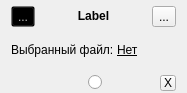
Above: ui/InputBlock.ui from povle/pyblueprint before the change. Below: the same form after it.
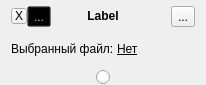
That is the form after the change. Icons and pictures are not drawn. Custom widgets are drawn as their Qt base class.

Commit message: move remove button

The edit to the form file:
```diff
--- a/ui/InputBlock.ui
+++ b/ui/InputBlock.ui
@@ -6,8 +6,8 @@
    <rect>
     <x>0</x>
     <y>0</y>
-    <width>187</width>
-    <height>93</height>
+    <width>206</width>
+    <height>85</height>
    </rect>
   </property>
   <property name="sizePolicy">
@@ -31,6 +31,31 @@
    </property>
    <item>
     <layout class="QHBoxLayout" name="centralHorizontalLayout">
+     <item>
+      <widget class="QToolButton" name="removeButton">
+       <property name="sizePolicy">
+        <sizepolicy hsizetype="Fixed" vsizetype="Fixed">
+         <horstretch>0</horstretch>
+         <verstretch>0</verstretch>
+        </sizepolicy>
+       </property>
+       <property name="minimumSize">
+        <size>
+         <width>16</width>
+         <height>16</height>
+        </size>
+       </property>
+       <property name="maximumSize">
+        <size>
+         <width>16</width>
+         <height>16</height>
+        </size>
+       </property>
+       <property name="text">
+        <string>X</string>
+       </property>
+      </widget>
+     </item>
      <item>
       <widget class="ErrorButton" name="errorButton">
        <property name="enabled">
@@ -122,7 +147,7 @@
        </property>
        <property name="sizeHint" stdset="0">
         <size>
-         <width>5</width>
+         <width>21</width>
          <height>20</height>
         </size>
        </property>
@@ -209,35 +234,6 @@
      <property name="spacing">
       <number>0</number>
      </property>
-     <item>
-      <spacer name="horizontalSpacer_3">
-       <property name="orientation">
-        <enum>Qt::Horizontal</enum>
-       </property>
-       <property name="sizeType">
-        <enum>QSizePolicy::Fixed</enum>
-       </property>
-       <property name="sizeHint" stdset="0">
-        <size>
-         <width>18</width>
-         <height>20</height>
-        </size>
-       </property>
-      </spacer>
-     </item>
-     <item>
-      <spacer name="horizontalSpacer_4">
-       <property name="orientation">
-        <enum>Qt::Horizontal</enum>
-       </property>
-       <property name="sizeHint" stdset="0">
-        <size>
-         <width>40</width>
-         <height>20</height>
-        </size>
-       </property>
-      </spacer>
-     </item>
      <item>
       <widget class="NodeWidget" name="outputRadioButton">
        <property name="sizePolicy">
@@ -257,44 +253,6 @@
        </property>
       </widget>
      </item>
-     <item>
-      <spacer name="horizontalSpacer_6">
-       <property name="orientation">
-        <enum>Qt::Horizontal</enum>
-       </property>
-       <property name="sizeHint" stdset="0">
-        <size>
-         <width>40</width>
-         <height>20</height>
-        </size>
-       </property>
-      </spacer>
-     </item>
-     <item>
-      <widget class="QToolButton" name="removeButton">
-       <property name="sizePolicy">
-        <sizepolicy hsizetype="Fixed" vsizetype="Fixed">
-         <horstretch>0</horstretch>
-         <verstretch>0</verstretch>
-        </sizepolicy>
-       </property>
-       <property name="minimumSize">
-        <size>
-         <width>16</width>
-         <height>16</height>
-        </size>
-       </property>
-       <property name="maximumSize">
-        <size>
-         <width>16</width>
-         <height>16</height>
-        </size>
-       </property>
-       <property name="text">
-        <string>X</string>
-       </property>
-      </widget>
-     </item>
     </layout>
    </item>
   </layout>
```
The commit also changes 3 other files.
